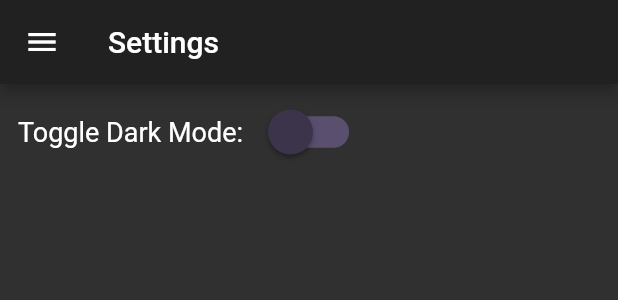
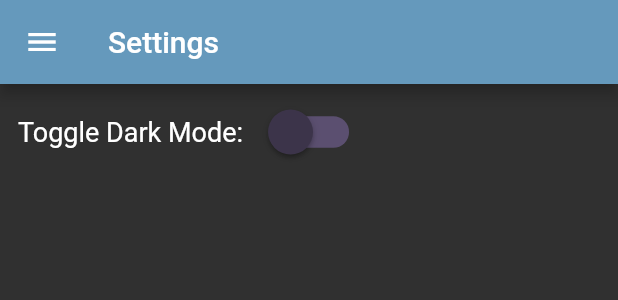
Before and after one commit to joesobo/Colorite, a Flutter app: the SideDrawer widget shown alone on an empty page, opened directly, after a tap on "Settings", on a phone screen of 412 x 824 dp. Shown: the top 300 px of the screen. Run offline on Flutter 3.47's test engine with Material 2 defaults, Android fonts, the phone set to English and light mode, and no system bars; our stand-ins replace shared_preferences, sqflite; accounts and stored records are empty.

Commit message:
got shared pref for accent color on all pages

```diff
--- a/lib/components/drawer.dart
+++ b/lib/components/drawer.dart
@@ -1,3 +1,4 @@
+import 'package:colorite/database/shared_pref.dart';
 import 'package:colorite/screens/gradient_page.dart';
 import 'package:colorite/screens/home_page.dart';
 import 'package:colorite/screens/palette_page.dart';
@@ -5,12 +6,30 @@ import 'package:colorite/screens/settings_page.dart';
 import 'package:colorite/utilities/constants.dart';
 import 'package:flutter/material.dart';
 
-class SideDrawer extends StatelessWidget {
-  final Color mainColor;
+class SideDrawer extends StatefulWidget {
   final Color color1;
   final Color color2;
 
-  SideDrawer({this.mainColor, this.color1, this.color2});
+  SideDrawer({this.color1, this.color2});
+
+  @override
+  _SideDrawerState createState() =>
+      _SideDrawerState(color1: color1, color2: color2);
+}
+
+class _SideDrawerState extends State<SideDrawer> {
+  Color color1;
+  Color color2;
+  Color mainColor;
+
+  _SideDrawerState({this.color1, this.color2});
+
+  @override
+  void initState() {
+    getColor();
+
+    super.initState();
+  }
 
   @override
   Widget build(BuildContext context) {
@@ -31,6 +50,7 @@ class SideDrawer extends StatelessWidget {
             Column(
               crossAxisAlignment: CrossAxisAlignment.start,
               children: <Widget>[
+                //home page
                 FlatButton(
                   child: Text(
                     'Colors',
@@ -46,6 +66,7 @@ class SideDrawer extends StatelessWidget {
                     );
                   },
                 ),
+                //palette page
                 FlatButton(
                   child: Text(
                     'Palettes',
@@ -56,11 +77,12 @@ class SideDrawer extends StatelessWidget {
                     Navigator.push(
                       context,
                       MaterialPageRoute(
-                        builder: (context) => PalettePage(color: mainColor),
+                        builder: (context) => PalettePage(),
                       ),
                     );
                   },
                 ),
+                //gradient page
                 FlatButton(
                   child: Text(
                     'Gradient',
@@ -71,11 +93,14 @@ class SideDrawer extends StatelessWidget {
                     Navigator.push(
                       context,
                       MaterialPageRoute(
-                        builder: (context) => GradientPage(color1: color1, color2: color2, mainColor: mainColor),
+                        builder: (context) => GradientPage(
+                            color1: color1,
+                            color2: color2,),
                       ),
                     );
                   },
                 ),
+                //setings page
                 FlatButton(
                   child: Text(
                     'Settings',
@@ -86,7 +111,7 @@ class SideDrawer extends StatelessWidget {
                     Navigator.push(
                       context,
                       MaterialPageRoute(
-                        builder: (context) => SettingsPage(color: mainColor),
+                        builder: (context) => SettingsPage(),
                       ),
                     );
                   },
@@ -98,4 +123,14 @@ class SideDrawer extends StatelessWidget {
       ),
     );
   }
+
+  //returns shared preferences accent color
+  void getColor() async {
+    SharedPref sharedPref = new SharedPref();
+    Color color = await sharedPref.loadColor();
+
+    setState(() {
+      mainColor = color;
+    });
+  }
 }
--- /dev/null
+++ b/lib/database/shared_pref.dart
@@ -0,0 +1,22 @@
+import 'package:colorite/utilities/color_helper.dart';
+import 'package:colorite/utilities/constants.dart';
+import 'package:flutter/material.dart';
+import 'package:shared_preferences/shared_preferences.dart';
+
+class SharedPref {
+
+  //loads accent color from shared preferences
+  Future<Color> loadColor() async {
+    SharedPreferences prefs = await SharedPreferences.getInstance();
+    ColorHelper colorHelper = new ColorHelper();
+
+    String hexString = prefs.getString('mainAccent');
+    Color tempColor;
+    if (hexString != null) {
+      tempColor = colorHelper.fromHex(hexString);
+      return tempColor;
+    } else {
+      return accentColor;
+    }
+  }
+}
--- a/lib/screens/settings_page.dart
+++ b/lib/screens/settings_page.dart
@@ -1,25 +1,36 @@
 import 'package:colorite/components/drawer.dart';
+import 'package:colorite/database/shared_pref.dart';
 import 'package:colorite/utilities/color_helper.dart';
 import 'package:flutter/material.dart';
 
-class SettingsPage extends StatelessWidget {
-  final Color color;
+class SettingsPage extends StatefulWidget {
+  @override
+  _SettingsPageState createState() => _SettingsPageState();
+}
+
+class _SettingsPageState extends State<SettingsPage> {
+  Color mainColor;
   final bool isSwitched = false;
 
   final Color darkSwitch = Color(0xff3c344a);
   final Color lightSwitch = Color(0xffd9bd82);
 
-  SettingsPage({this.color});
+  @override
+  void initState() {
+    getColor();
+
+    super.initState();
+  }
 
   @override
   Widget build(BuildContext context) {
     return Scaffold(
       appBar: AppBar(
         title: Text('Settings'),
-        backgroundColor: color,
+        backgroundColor: mainColor,
         iconTheme: new IconThemeData(color: Colors.white),
       ),
-      drawer: SideDrawer(mainColor: color),
+      drawer: SideDrawer(),
       body: Padding(
         padding: const EdgeInsets.only(top: 8.0),
         child: Column(
@@ -53,4 +64,14 @@ class SettingsPage extends StatelessWidget {
       ),
     );
   }
+
+  //returns shared preferences accent color
+  void getColor() async {
+    SharedPref sharedPref = new SharedPref();
+    Color color = await sharedPref.loadColor();
+
+    setState(() {
+      mainColor = color;
+    });
+  }
 }
```
Also changed, not shown: lib/screens/gradient_page.dart (+5 -6 lines), lib/screens/home_page.dart (+9 -14 lines), lib/screens/palette_page.dart (+26 -5 lines).
